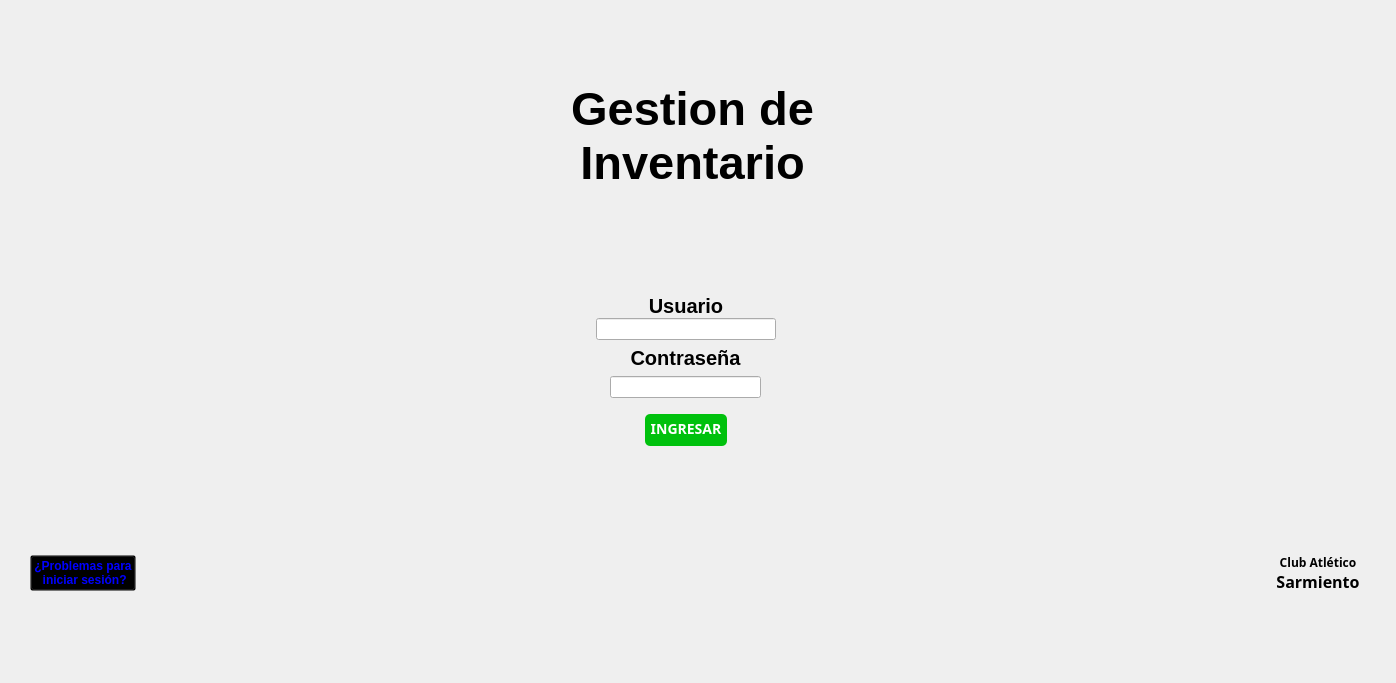
Old version of the form windows/login.ui in the repository HitomiD/Proyecto-Desarrollo.
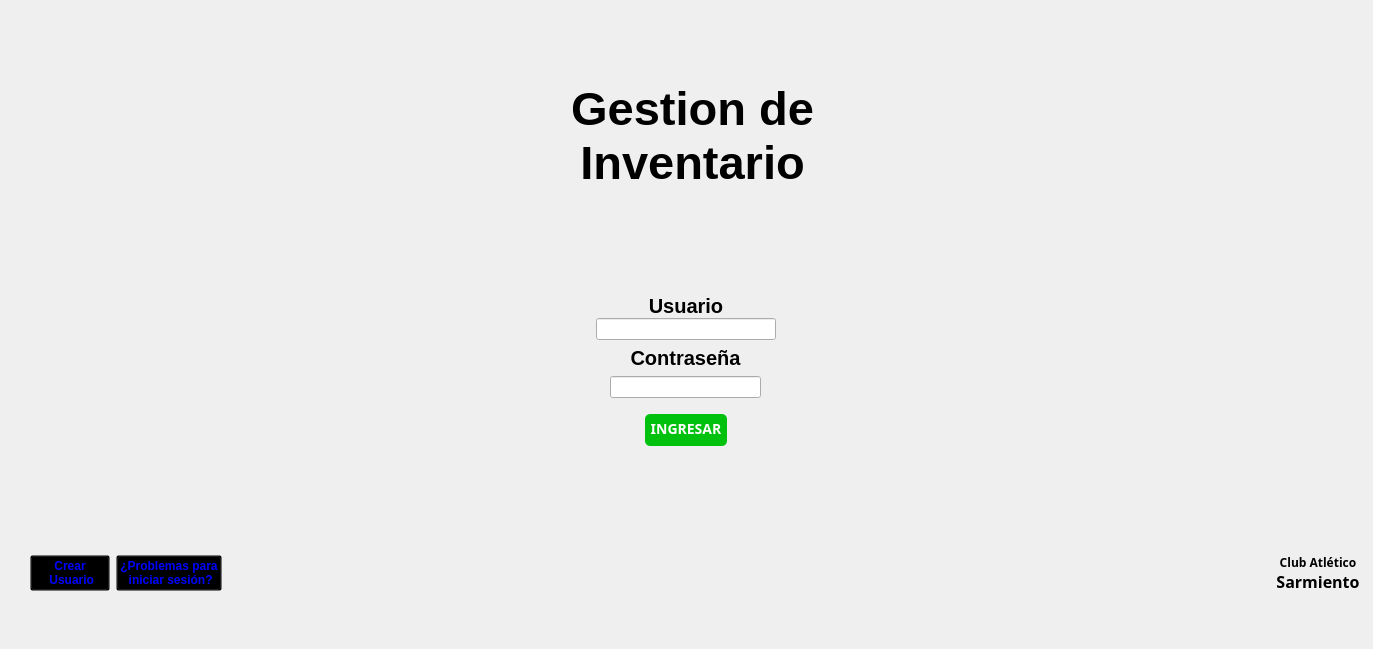
New version of the form. Icons and pictures are not drawn.

Commit message: Cambio de Interfaz y Agregacion de Historial

Diff of the .ui file:
```diff
--- a/windows/login.ui
+++ b/windows/login.ui
@@ -6,8 +6,8 @@
    <rect>
     <x>0</x>
     <y>0</y>
-    <width>1396</width>
-    <height>683</height>
+    <width>1373</width>
+    <height>649</height>
    </rect>
   </property>
   <property name="windowTitle">
@@ -536,6 +536,22 @@
 font-weight: bold;</string>
          </property>
          <property name="text">
+          <string>Crear 
+ Usuario</string>
+         </property>
+        </widget>
+       </item>
+       <item>
+        <widget class="QPushButton" name="pushButton_3">
+         <property name="cursor">
+          <cursorShape>PointingHandCursor</cursorShape>
+         </property>
+         <property name="styleSheet">
+          <string notr="true">background-color: transparent;
+color:blue;
+font-weight: bold;</string>
+         </property>
+         <property name="text">
           <string>¿Problemas para
  iniciar sesión?</string>
          </property>
```
Left out of the diff: 2 changed lines with no effect on the pictures.
